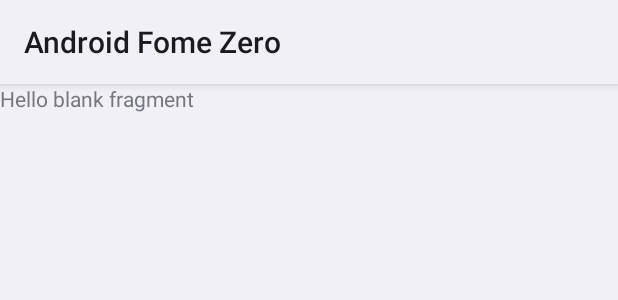
After one commit to iOasys-G5-Fome-Zero/fome-zero-android, an Android app: the layout fragment_messages.xml on its own in the app's theme, with its tools: preview values and no code run, on a phone screen of 412 x 824 dp. The commit adds this screen. Shown: the top 300 px of the screen. Run offline under Robolectric (Android 15) with nearby library versions, the phone set to English and light mode, and no system bars.

Commit message:
Producer Home Fragment adjustments.

```diff
--- a/app/src/main/java/com/powerhungers/fomezero/feature/producer/presentation/ProducerHomeFragment.kt
+++ b/app/src/main/java/com/powerhungers/fomezero/feature/producer/presentation/ProducerHomeFragment.kt
@@ -7,7 +7,6 @@ import android.view.ViewGroup
 import androidx.fragment.app.Fragment
 import androidx.navigation.fragment.findNavController
 import com.powerhungers.fomezero.databinding.FragmentProducerHomeBinding
-import com.powerhungers.fomezero.feature.standbyClass.ProducerHomeFragmentDirections
 
 class ProducerHomeFragment : Fragment() {
 
@@ -42,6 +41,11 @@ class ProducerHomeFragment : Fragment() {
                     ProducerHomeFragmentDirections.navigateToPaymentFragment()
                 )
             }
+            btnSeeMessages.setOnClickListener {
+                findNavController().navigate(
+                    ProducerHomeFragmentDirections.navigateToMessagesFragment()
+                )
+            }
         }
     }
 
--- /dev/null
+++ b/app/src/main/res/layout/fragment_messages.xml
@@ -0,0 +1,13 @@
+<?xml version="1.0" encoding="utf-8"?>
+<FrameLayout xmlns:android="http://schemas.android.com/apk/res/android"
+    xmlns:tools="http://schemas.android.com/tools"
+    android:layout_width="match_parent"
+    android:layout_height="match_parent"
+    tools:context=".feature.standbyClass.MessagesFragment">
+
+    <TextView
+        android:layout_width="match_parent"
+        android:layout_height="match_parent"
+        android:text="@string/hello_blank_fragment" />
+
+</FrameLayout>
--- a/app/src/main/res/values/strings.xml
+++ b/app/src/main/res/values/strings.xml
@@ -22,4 +22,6 @@
     <string name="jump">Pular</string>
     <string name="next">Proximo</string>
     <string name="finish_registration">Finalizar cadastro</string>
+
+    <string name="hello_blank_fragment">Hello blank fragment</string>
 </resources>
```
Also changed, not shown: app/src/main/java/com/powerhungers/fomezero/feature/standbyClass/MessagesFragment.kt (renamed from app/src/main/java/com/powerhungers/fomezero/feature/standbyClass/ProducerHomeFragment.kt, +9 -5 lines), app/src/main/res/layout/fragment_producer_home.xml (+14 -0 lines), app/src/main/res/navigation/producer_nav_graph.xml (+9 -1 lines).
